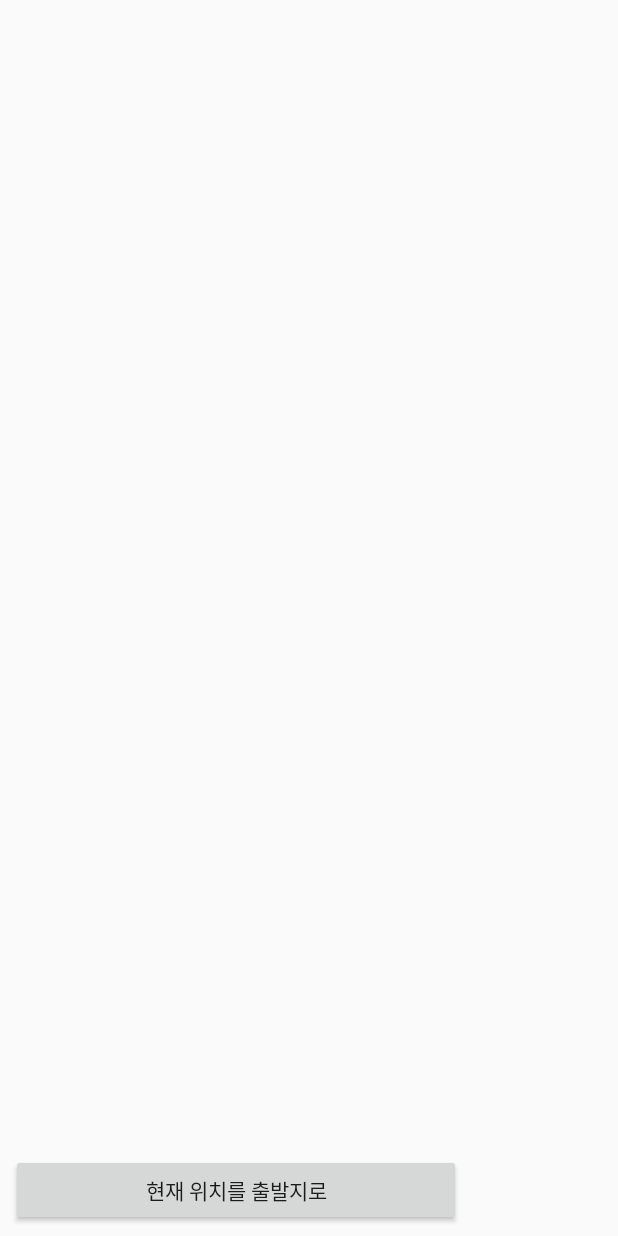
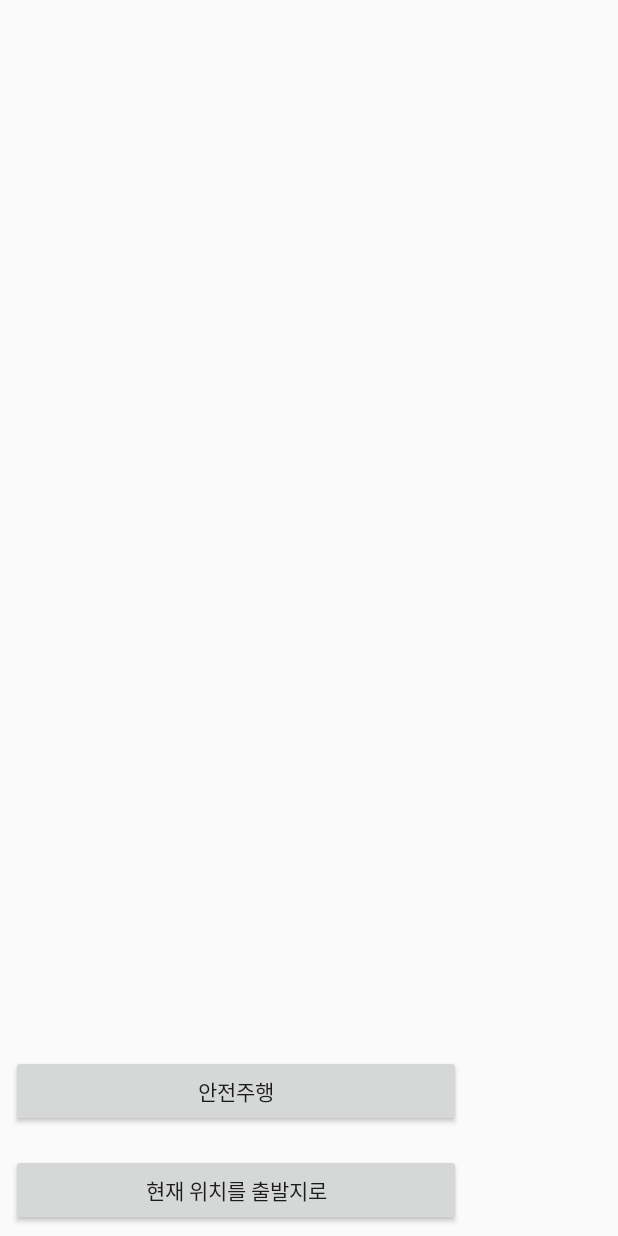
Before and after one commit to jhchoi57/CROFO_APP, an Android app: the screen it shows after launch (MainActivity), on a phone screen of 412 x 824 dp. Run offline under Robolectric (Android 15) with nearby library versions, the phone set to English and light mode, and no system bars; libraries missing offline, so code that uses them is left out: com.skt; 16 statements that could not run were skipped.

```diff
--- a/app/src/main/res/layout/activity_main.xml
+++ b/app/src/main/res/layout/activity_main.xml
@@ -77,4 +77,17 @@
         app:layout_constraintTop_toTopOf="parent"
         app:layout_constraintVertical_bias="0.906" />
 
+    <Button
+        android:id="@+id/btnSafetyDrive"
+        android:layout_width="450px"
+        android:layout_height="wrap_content"
+        android:text="안전주행"
+        android:visibility="visible"
+        app:layout_constraintBottom_toBottomOf="parent"
+        app:layout_constraintEnd_toEndOf="parent"
+        app:layout_constraintHorizontal_bias="0.066"
+        app:layout_constraintStart_toStartOf="parent"
+        app:layout_constraintTop_toTopOf="parent"
+        app:layout_constraintVertical_bias="0.906" />
+
 </androidx.constraintlayout.widget.ConstraintLayout>
```
